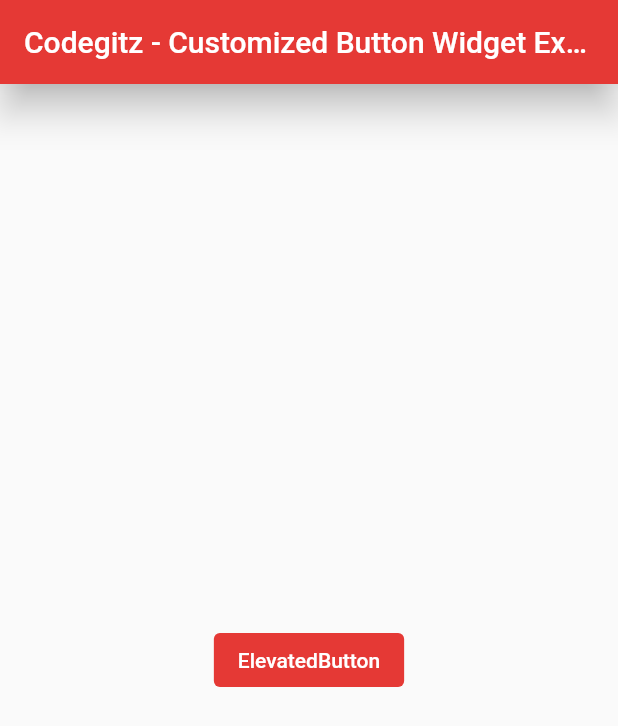
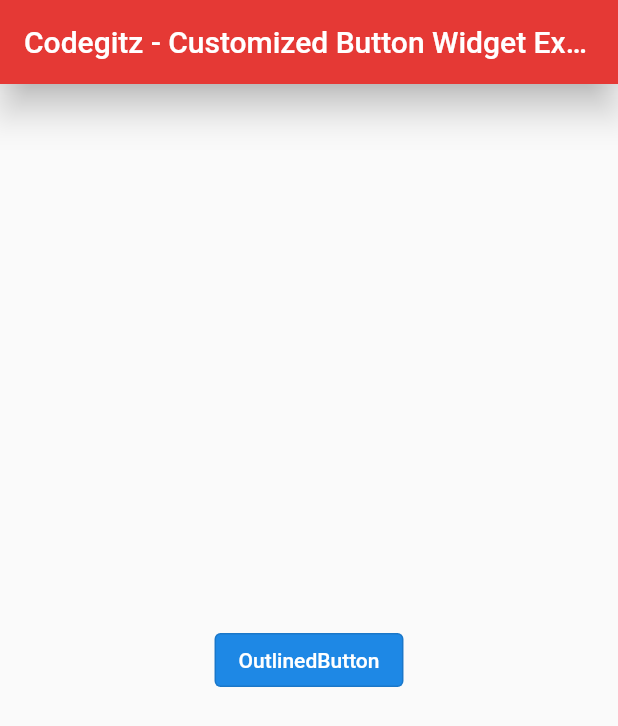
Before and after one commit to ammar629/Codegitz-Flutter-Button-Customization, a Flutter app: the screen it shows after launch, on a phone screen of 412 x 824 dp. Shown: the top 726 px of the screen. Run offline on Flutter 3.47's test engine with Material 2 defaults, Android fonts, the phone set to English and light mode, and no system bars.

Commit message:
Added Both ElevatedButton and OutlinedButton widgets

```diff
--- a/lib/main.dart
+++ b/lib/main.dart
@@ -19,7 +19,7 @@ class HomePage extends StatelessWidget{
       backgroundColor: Colors.red[600],
       ),
       body: Center(
-        child: ElevatedButtonWidget(),
+        child: OutlinedButtonWidget(),
       ),
     );
   }
@@ -31,9 +31,22 @@ class ElevatedButtonWidget extends StatelessWidget{
     return ElevatedButton(onPressed: null,
     child: Text('ElevatedButton'),
     style: ButtonStyle(
-      backgroundColor: MaterialStateProperty.all(Colors.red[600]),
+      backgroundColor: MaterialStateProperty.all(Colors.blue[600]),
       foregroundColor: MaterialStateProperty.all(Colors.white),
     )
     );
   }
 }
+
+class OutlinedButtonWidget extends StatelessWidget{
+  @override
+  Widget build(BuildContext context){
+    return OutlinedButton(onPressed: null,
+    child: Text('OutlinedButton'),
+    style: ButtonStyle(
+      backgroundColor: MaterialStateProperty.all(Colors.blue[600]),
+      foregroundColor: MaterialStateProperty.all(Colors.white),
+    )
+    );
+  }
+}
```
